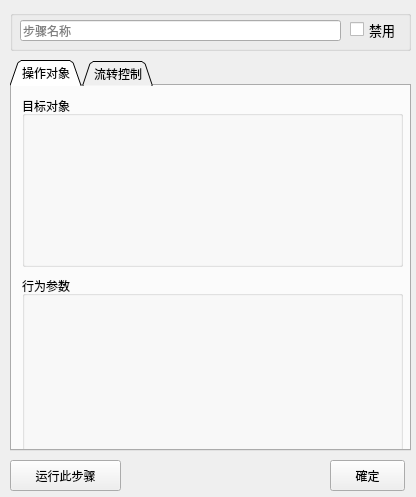
The window that src/seebot/seebot/ide/editor.ui (itishsy/seebot) describes before a commit, drawn with Qt 5.
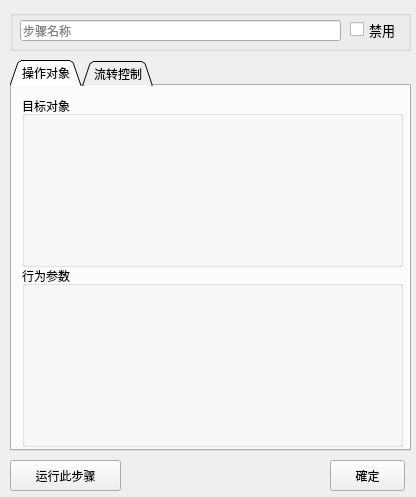
The same window after the commit.

What changed in the file:
```diff
--- a/src/seebot/seebot/ide/editor.ui
+++ b/src/seebot/seebot/ide/editor.ui
@@ -99,7 +99,7 @@
      <property name="geometry">
       <rect>
        <x>10</x>
-       <y>190</y>
+       <y>180</y>
        <width>381</width>
        <height>181</height>
       </rect>
@@ -116,7 +116,17 @@
         <height>151</height>
        </rect>
       </property>
-      <layout class="QFormLayout" name="fol_action"/>
+      <layout class="QFormLayout" name="fol_action">
+       <property name="fieldGrowthPolicy">
+        <enum>QFormLayout::ExpandingFieldsGrow</enum>
+       </property>
+       <property name="horizontalSpacing">
+        <number>8</number>
+       </property>
+       <property name="verticalSpacing">
+        <number>8</number>
+       </property>
+      </layout>
      </widget>
     </widget>
    </widget>
```
Left out of the diff: 6 changed lines with no effect on the pictures.
